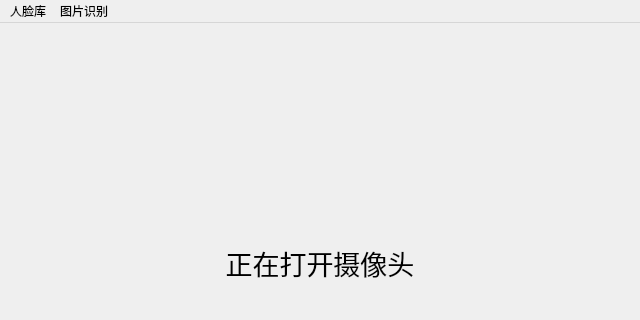
OWmess/FaceRecognition, file src/UI/mainwindow.ui: the form before one commit; both pictures show x 0 to 640 and y 0 to 320 of the 640 by 565 pixel window.
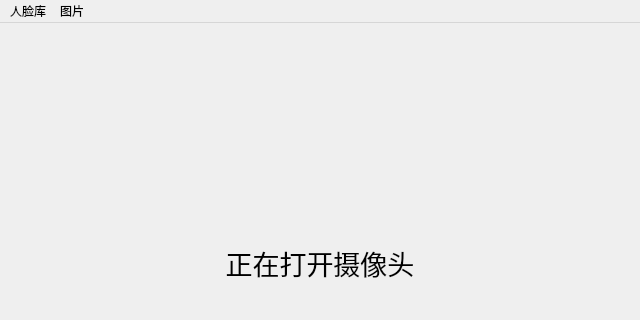
The form after the commit.

Commit message: 完成图片识别功能

```diff
--- a/src/UI/mainwindow.ui
+++ b/src/UI/mainwindow.ui
@@ -76,14 +76,14 @@
     <addaction name="appendAction"/>
     <addaction name="deleteAction"/>
    </widget>
-   <widget class="QMenu" name="detectMenu">
+   <widget class="QMenu" name="imageMenu">
     <property name="title">
-     <string>图片识别</string>
+     <string>图片</string>
     </property>
     <addaction name="detectAction"/>
    </widget>
    <addaction name="faceMenu"/>
-   <addaction name="detectMenu"/>
+   <addaction name="imageMenu"/>
   </widget>
   <widget class="QStatusBar" name="statusbar"/>
   <action name="appendAction">
```
Left out of the diff: 12 changed lines with no effect on the pictures. The commit also changes 8 other files.
